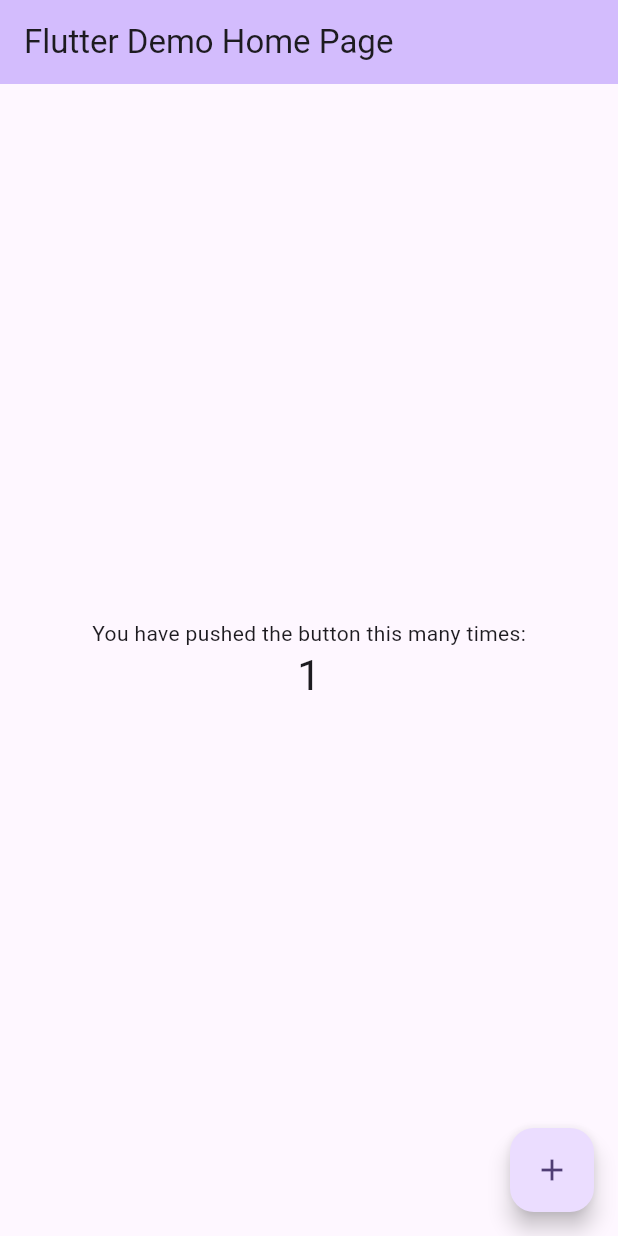
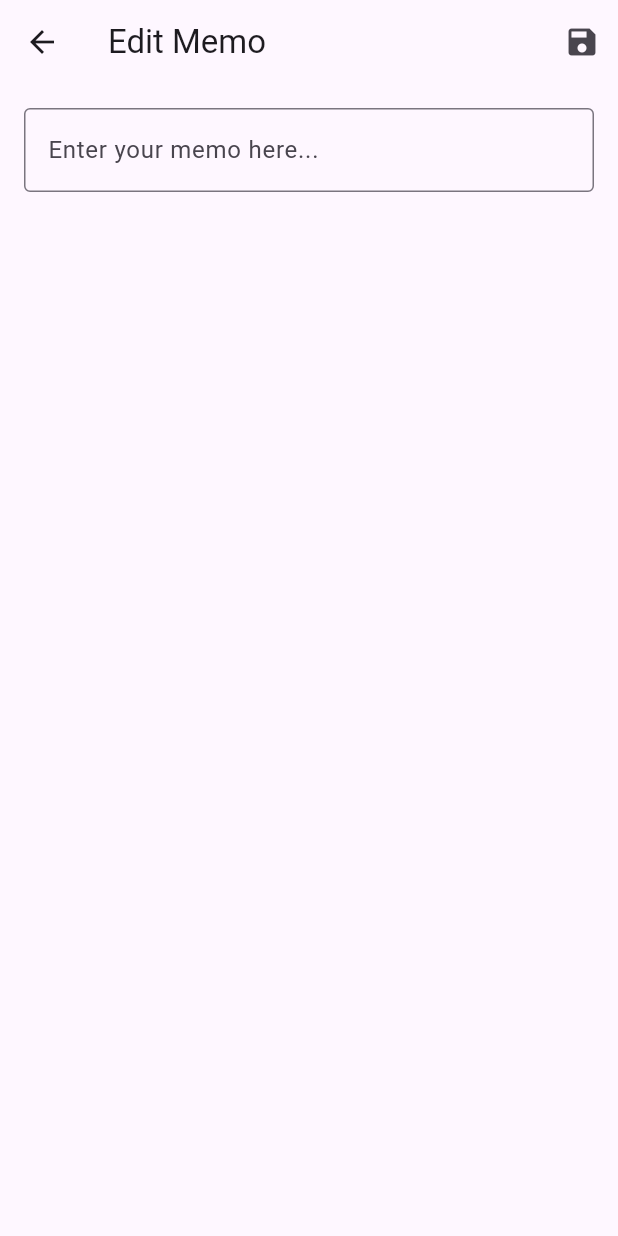
Before and after one commit to koto74/org-memo-app, a Flutter app: the screen it shows after launch, after a tap on the "add" icon, on a phone screen of 412 x 824 dp. Run offline on Flutter 3.47's test engine with Material 3 defaults, Android fonts, the phone set to English and light mode, and no system bars; our stand-ins replace sqflite; accounts and stored records are empty.

Commit message:
feat: memo

```diff
--- /dev/null
+++ b/lib/db/database_helper.dart
@@ -0,0 +1,57 @@
+// lib/db/database_helper.dart
+
+import 'package:sqflite/sqflite.dart';
+import 'package:path/path.dart';
+
+class DatabaseHelper {
+  static final DatabaseHelper _instance = DatabaseHelper._internal();
+  factory DatabaseHelper() => _instance;
+
+  DatabaseHelper._internal();
+
+  static Database? _database;
+
+  Future<Database> get database async {
+    if (_database != null) return _database!;
+    _database = await _initDatabase();
+    return _database!;
+  }
+
+  Future<Database> _initDatabase() async {
+    String path = join(await getDatabasesPath(), 'memo_database.db');
+    return await openDatabase(
+      path,
+      onCreate: (db, version) {
+        return db.execute(
+          'CREATE TABLE memos(id INTEGER PRIMARY KEY AUTOINCREMENT, title TEXT, content TEXT)',
+        );
+      },
+      version: 1,
+    );
+  }
+
+  Future<int> insertMemo(Map<String, dynamic> memo) async {
+    final db = await database;
+    return await db.insert(
+      'memos',
+      memo,
+      conflictAlgorithm: ConflictAlgorithm.replace,
+    );
+  }
+
+  Future<List<Map<String, dynamic>>> getMemos() async {
+    final db = await database;
+    return await db.query('memos');
+  }
+
+  Future<void> updateMemo(Map<String, dynamic> memo) async {
+    final db = await database;
+    await db.update(
+      'memos',
+      memo,
+      where: 'id = ?',
+      whereArgs: [memo['id']],
+      conflictAlgorithm: ConflictAlgorithm.replace,
+    );
+  }
+}
--- a/lib/main.dart
+++ b/lib/main.dart
@@ -1,4 +1,8 @@
+// main.dart
+
 import 'package:flutter/material.dart';
+import 'package:org_memo_app/pages/memo_list.dart';
+import 'pages/memo_list.dart'; // 追加
 
 void main() {
   runApp(const MyApp());
@@ -16,55 +20,8 @@ class MyApp extends StatelessWidget {
         colorScheme: ColorScheme.fromSeed(seedColor: Colors.deepPurple),
         useMaterial3: true,
       ),
-      home: const MyHomePage(title: 'Flutter Demo Home Page'),
+      //home: const MyHomePage(title: 'Flutter Demo Home Page'),
+      home: const MemoList(),
     );
   }
 }
-
-class MyHomePage extends StatefulWidget {
-  const MyHomePage({super.key, required this.title});
-
-  final String title;
-
-  @override
-  State<MyHomePage> createState() => _MyHomePageState();
-}
-
-class _MyHomePageState extends State<MyHomePage> {
-  int _counter = 0;
-
-  void _incrementCounter() {
-    setState(() {
-      _counter++;
-    });
-  }
-
-  @override
-  Widget build(BuildContext context) {
-    return Scaffold(
-      appBar: AppBar(
-        backgroundColor: Theme.of(context).colorScheme.inversePrimary,
-        title: Text(widget.title),
-      ),
-      body: Center(
-        child: Column(
-          mainAxisAlignment: MainAxisAlignment.center,
-          children: <Widget>[
-            const Text(
-              'You have pushed the button this many times:',
-            ),
-            Text(
-              '$_counter',
-              style: Theme.of(context).textTheme.headlineMedium,
-            ),
-          ],
-        ),
-      ),
-      floatingActionButton: FloatingActionButton(
-        onPressed: _incrementCounter,
-        tooltip: 'Increment',
-        child: const Icon(Icons.add),
-      ),
-    );
-  }
-}
--- /dev/null
+++ b/lib/pages/memo_list.dart
@@ -0,0 +1,88 @@
+// lib/pages/memo_list.dart
+
+import 'package:flutter/material.dart';
+import '../db/database_helper.dart';
+import 'memo_page.dart';
+
+class MemoList extends StatefulWidget {
+  const MemoList({super.key});
+
+  @override
+  _MemoListState createState() => _MemoListState();
+}
+
+class _MemoListState extends State<MemoList> {
+  List<Map<String, dynamic>> _memos = [];
+
+  @override
+  void initState() {
+    super.initState();
+    _getMemoList();
+  }
+
+  Future<void> _createMemo() async {
+    // Insert a new memo with default values
+    final newMemo = {
+      'title': 'New Memo',
+      'content': '',
+    };
+    final id = await DatabaseHelper().insertMemo(newMemo);
+
+    // Fetch the newly created memo from the database
+    final createdMemo = (await DatabaseHelper().getMemos())
+        .firstWhere((memo) => memo['id'] == id);
+
+    // Navigate to the MemoPage to edit the new memo
+    final updatedMemo = await Navigator.push(
+      context,
+      MaterialPageRoute(
+        builder: (context) => MemoPage(memo: createdMemo),
+      ),
+    );
+
+    if (updatedMemo != null) {
+      await DatabaseHelper().updateMemo(updatedMemo);
+      _getMemoList();
+    }
+  }
+
+  Future<void> _getMemoList() async {
+    final memos = await DatabaseHelper().getMemos();
+    setState(() {
+      _memos = memos;
+    });
+  }
+
+  @override
+  Widget build(BuildContext context) {
+    return Scaffold(
+      appBar: AppBar(
+        title: const Text('Memo List'),
+      ),
+      body: ListView.builder(
+        itemCount: _memos.length,
+        itemBuilder: (context, index) {
+          final memo = _memos[index];
+          return ListTile(
+            title: Text(memo['title']),
+            onTap: () {
+              Navigator.push(
+                context,
+                MaterialPageRoute(
+                  builder: (context) => MemoPage(memo: memo),
+                ),
+              ).then((_) {
+                _getMemoList();
+              });
+            },
+          );
+        },
+      ),
+      floatingActionButton: FloatingActionButton(
+        onPressed: _createMemo,
+        tooltip: 'Create',
+        child: const Icon(Icons.add),
+      ),
+    );
+  }
+}
--- /dev/null
+++ b/lib/pages/memo_page.dart
@@ -0,0 +1,64 @@
+// lib/pages/memo_page.dart
+
+import 'package:flutter/material.dart';
+
+class MemoPage extends StatefulWidget {
+  final Map<String, dynamic> memo;
+
+  const MemoPage({Key? key, required this.memo}) : super(key: key);
+
+  @override
+  _MemoPageState createState() => _MemoPageState();
+}
+
+class _MemoPageState extends State<MemoPage> {
+  final TextEditingController _contentController = TextEditingController();
+
+  @override
+  void initState() {
+    super.initState();
+    _contentController.text = widget.memo['content'];
+  }
+
+  @override
+  void dispose() {
+    _contentController.dispose();
+    super.dispose();
+  }
+
+  @override
+  Widget build(BuildContext context) {
+    return Scaffold(
+      appBar: AppBar(
+        title: const Text('Edit Memo'),
+        actions: [
+          IconButton(
+            icon: const Icon(Icons.save),
+            onPressed: () {
+              final content = _contentController.text;
+              final title = content.split('\n').first;
+              final updatedMemo = {
+                'id': widget.memo['id'],
+                'title': title,
+                'content': content,
+              };
+              Navigator.pop(context, updatedMemo);
+            },
+          ),
+        ],
+      ),
+      body: Padding(
+        padding: const EdgeInsets.all(16.0),
+        child: TextField(
+          controller: _contentController,
+          keyboardType: TextInputType.multiline,
+          maxLines: null,
+          decoration: const InputDecoration(
+            hintText: 'Enter your memo here...',
+            border: OutlineInputBorder(),
+          ),
+        ),
+      ),
+    );
+  }
+}
--- a/pubspec.yaml
+++ b/pubspec.yaml
@@ -37,6 +37,7 @@ dependencies:
   cupertino_icons: ^1.0.6
   sqflite: ^2.0.0
   path: ^1.8.0
+  sqflite_common_ffi: ^2.0.0+3
 
 dev_dependencies:
   flutter_test:
```
Also changed, not shown: pubspec.lock, 3 other files.
